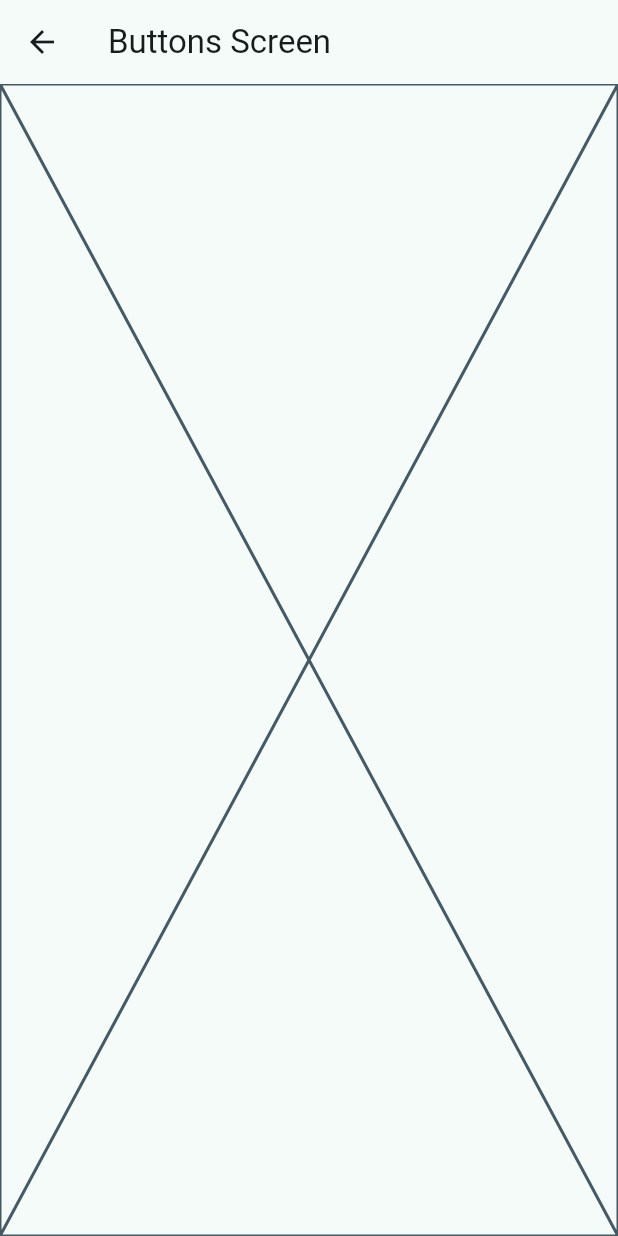
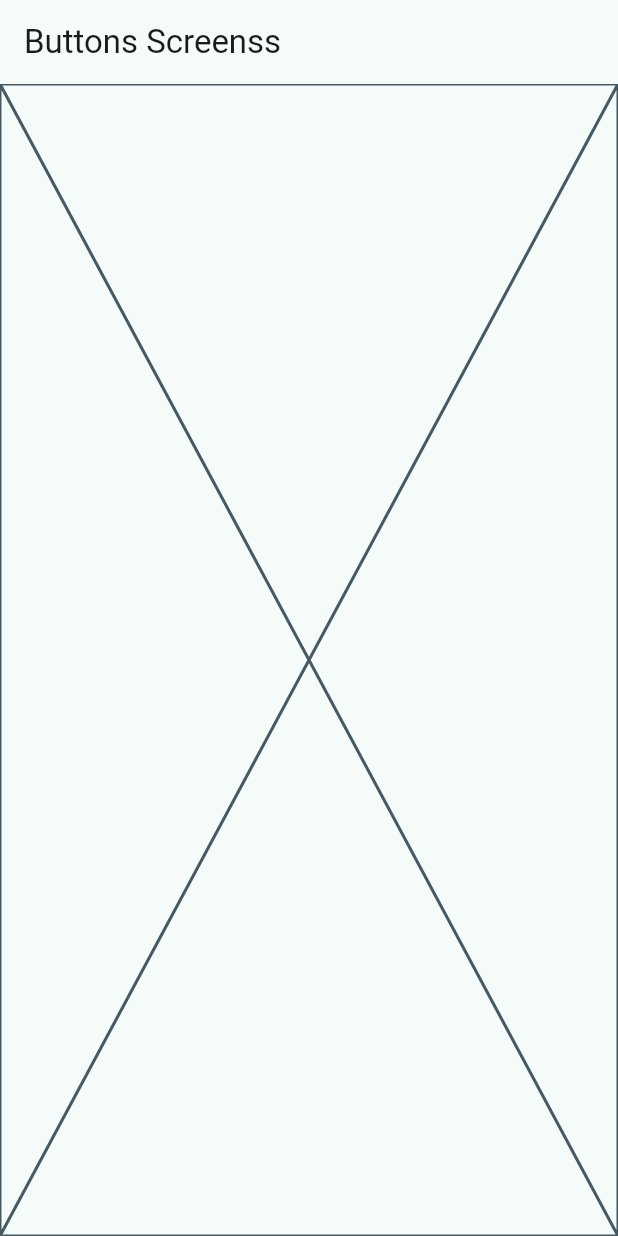
Before and after one commit to isai-arellano/course_flutter, a Flutter app: the ButtonsScreen screen opened by its route, on a phone screen of 412 x 824 dp. Run offline on Flutter 3.47's test engine with Material 2 defaults, Android fonts, the phone set to English and light mode, and no system bars; our stand-ins replace animate_do, dio, go_router, video_player.

Commit message:
Go_router configuration

```diff
--- /dev/null
+++ b/5.widgets_app/lib/config/router/app_router.dart
@@ -0,0 +1,8 @@
+import 'package:go_router/go_router.dart';
+import 'package:widgets_app/config/screens/screens.dart';
+
+final appRouter = GoRouter(initialLocation: '/', routes: [
+  GoRoute(path: '/', builder: (context, state) => const HomeScreen()),
+  GoRoute(path: '/buttons', builder: (context, state) => const ButtonsScreen()),
+  GoRoute(path: '/cards', builder: (context, state) => const CardsScreen())
+]);
--- a/5.widgets_app/lib/config/screens/buttons/buttons_screen.dart
+++ b/5.widgets_app/lib/config/screens/buttons/buttons_screen.dart
@@ -6,7 +6,7 @@ class ButtonsScreen extends StatelessWidget {
   @override
   Widget build(BuildContext context) {
     return Scaffold(
-      appBar: AppBar(title: const Text('Buttons Screen')),
+      appBar: AppBar(title: const Text('Buttons Screenss')),
       body: const Placeholder(),
     );
   }
--- a/5.widgets_app/lib/config/screens/home/home_screen.dart
+++ b/5.widgets_app/lib/config/screens/home/home_screen.dart
@@ -1,6 +1,6 @@
 import 'package:flutter/material.dart';
+import 'package:go_router/go_router.dart';
 import 'package:widgets_app/config/menu/menu_items.dart';
-import 'package:widgets_app/config/screens/buttons/buttons_screen.dart';
 
 class HomeScreen extends StatelessWidget {
   const HomeScreen({super.key});
@@ -31,7 +31,6 @@ class _HomeView extends StatelessWidget {
 
 class _CustomListTitle extends StatelessWidget {
   const _CustomListTitle({
-    super.key,
     required this.menuItem,
   });
 
@@ -52,7 +51,8 @@ class _CustomListTitle extends StatelessWidget {
       onTap: () {
         /*Navigator.of(context).push(
             MaterialPageRoute(builder: (context) => const ButtonsScreen()));*/
-        Navigator.pushNamed(context, menuItem.link);
+        //Navigator.pushNamed(context, menuItem.link);
+        context.push(menuItem.link);
       },
     );
   }
--- /dev/null
+++ b/5.widgets_app/lib/config/screens/screens.dart
@@ -0,0 +1,3 @@
+export 'package:widgets_app/config/screens/buttons/buttons_screen.dart';
+export 'package:widgets_app/config/screens/cards/cards_screen.dart';
+export 'package:widgets_app/config/screens/home/home_screen.dart';
--- a/5.widgets_app/pubspec.yaml
+++ b/5.widgets_app/pubspec.yaml
@@ -9,11 +9,12 @@ environment:
 dependencies:
   flutter:
     sdk: flutter
+  go_router: ^7.1.1
 
 dev_dependencies:
+  flutter_lints: ^2.0.0
   flutter_test:
     sdk: flutter
-  flutter_lints: ^2.0.0
 
 flutter:
   uses-material-design: true
```
Also changed, not shown: 5.widgets_app/lib/main.dart (+3 -9 lines), 5.widgets_app/pubspec.lock.
